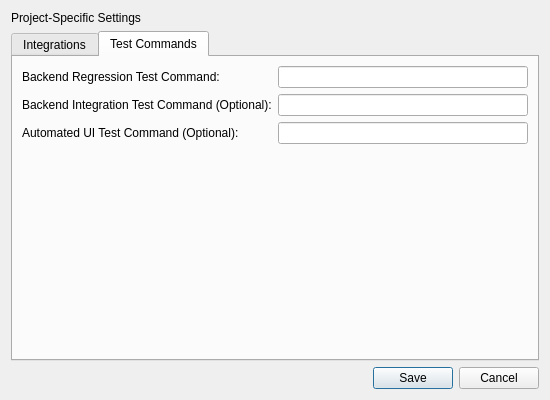
Above: gui/project_settings_dialog.ui from mariolewis/asdf_factory before the change. Below: the same form after it.
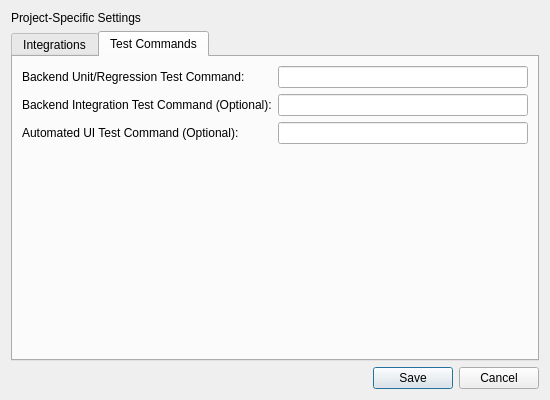
That is the form after the change. The open tabs and pages were chosen to show the change.

Patch:
```diff
--- a/gui/project_settings_dialog.ui
+++ b/gui/project_settings_dialog.ui
@@ -159,7 +159,7 @@
        <item row="0" column="0">
         <widget class="QLabel" name="backendTestCommandLabel">
          <property name="text">
-          <string>Backend Regression Test Command:</string>
+          <string>Backend Unit/Regression Test Command:</string>
          </property>
         </widget>
        </item>
```
